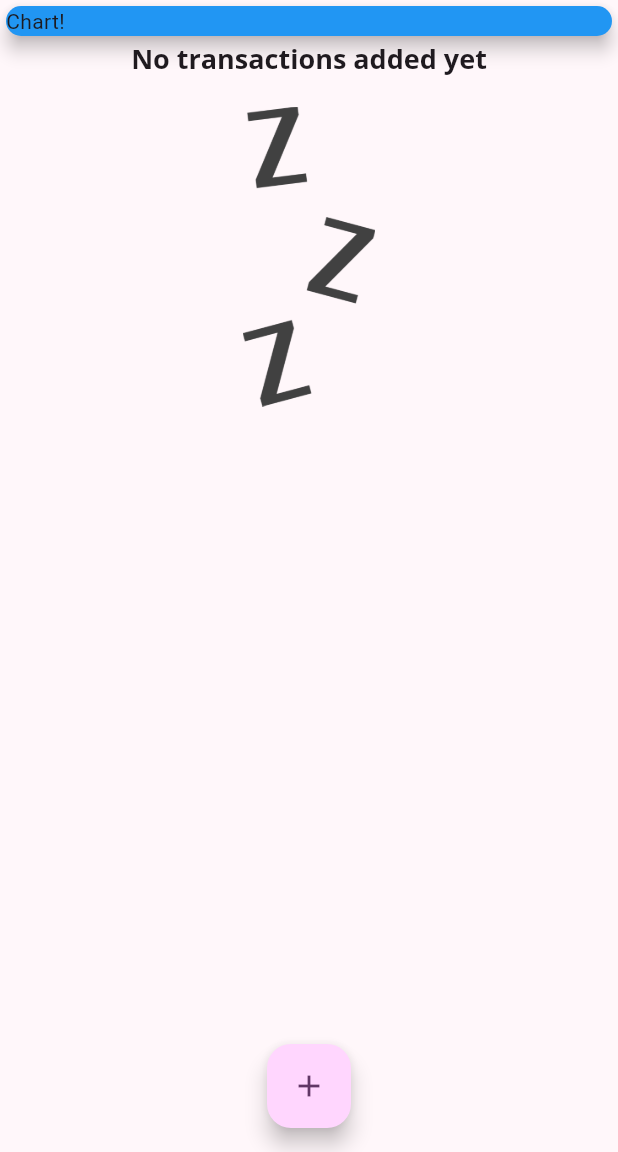
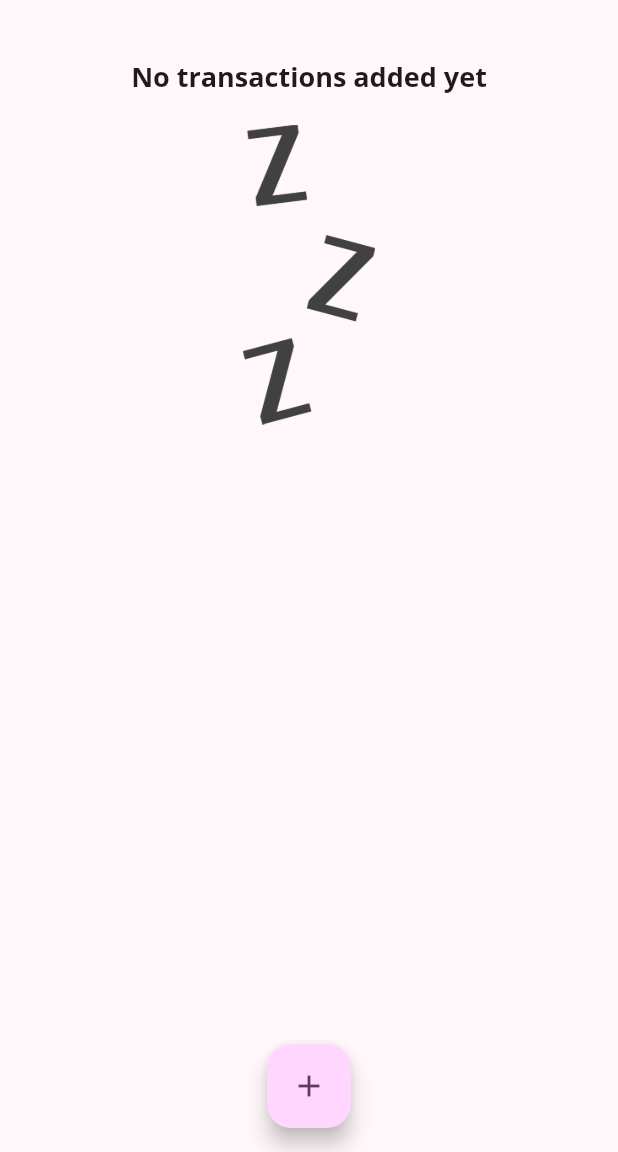
Before and after one commit to larbi-azzoug/personal-expanse-app, a Flutter app: the screen it shows after launch, on a phone screen of 412 x 824 dp, the part 84-1236 px from its top. Run offline on Flutter 3.47's test engine with Material 3 defaults, Android fonts, the phone set to English and light mode, and no system bars.

Commit message:
Added Chart Class/Widget

```diff
--- a/lib/main.dart
+++ b/lib/main.dart
@@ -1,5 +1,6 @@
 import 'package:flutter/material.dart';
-import 'package:personal_expanse_app/widgets/new_transaction.dart';
+import '../widgets/chart.dart';
+import '../widgets/new_transaction.dart';
 import '../models/transaction.dart';
 import '../widgets/transaction_list.dart';
 
@@ -66,6 +67,16 @@
     //   )
   ];
 
+  List<transaction> get _recentTransactions {
+    return _userTransactions.where((tx) {
+      return tx.date.isAfter(
+        DateTime.now().subtract(
+          const Duration(days: 7),
+        ),
+      );
+    }).toList();
+  }
+
   void _addNewTransaction(String txTitle, double txAmount) {
     final newTx = transaction(
       id: DateTime.now().toString(),
@@ -104,14 +115,7 @@
           mainAxisAlignment: MainAxisAlignment.start,
           crossAxisAlignment: CrossAxisAlignment.center,
           children: <Widget>[
-            Container(
-              width: double.infinity,
-              child: Card(
-                elevation: 5,
-                color: Colors.blue,
-                child: Text('Chart!'),
-              ),
-            ),
+            Chart(_recentTransactions),
             TransactionList(_userTransactions),
           ],
         ),
@@ -121,7 +125,6 @@
         child: Icon(Icons.add),
       ),
       floatingActionButtonLocation: FloatingActionButtonLocation.centerFloat,
-
     );
   }
 }
--- /dev/null
+++ b/lib/widgets/chart.dart
@@ -0,0 +1,44 @@
+import 'package:flutter/material.dart';
+import 'package:personal_expanse_app/models/transaction.dart';
+import 'package:intl/intl.dart';
+import 'package:personal_expanse_app/widgets/transaction_list.dart';
+
+class Chart extends StatelessWidget {
+  // const Chart({super.key});
+  final List<transaction> recentTransactions;
+
+  Chart(this.recentTransactions);
+
+  List<Map<String, Object>> get groupedTransactionValues {
+    return List.generate(7, (index) {
+      final weekDay = DateTime.now().subtract(Duration(days: index));
+      double totalSum = 0.0;
+
+      for (var i = 0; i < recentTransactions.length; i++) {
+        if (recentTransactions[i].date.day == weekDay.day &&
+            recentTransactions[i].date.month == weekDay.month &&
+            recentTransactions[i].date.year == weekDay.year) {
+          totalSum += recentTransactions[i].amount.toDouble();
+        }
+      }
+      print(totalSum);
+      print(DateFormat.E().format(weekDay));
+      return {'DAY': DateFormat.E().format(weekDay), 'amount': totalSum};
+    });
+  }
+
+
+  @override
+  Widget build(BuildContext context) {
+
+    print(groupedTransactionValues);
+
+    return Card(
+      elevation: 6,
+      margin: EdgeInsets.all(20),
+      child: Row(
+        children: [],
+      ),
+    );
+  }
+}
```
Lines whose indentation alone changed are shown as unchanged.
